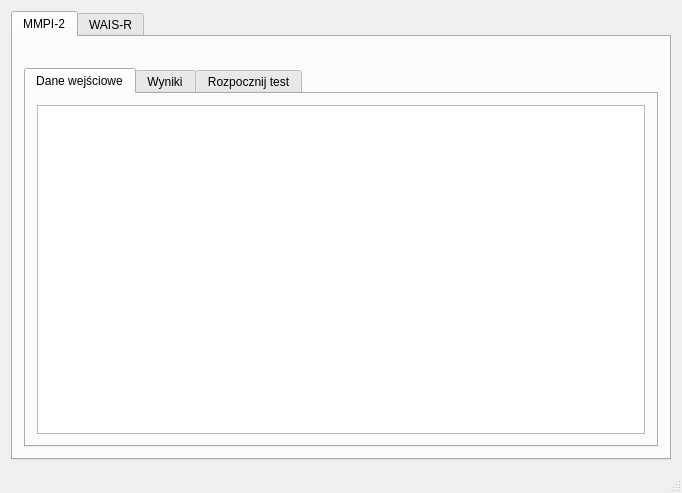
Qt form mainwindow.ui (brzeszczot/NeuroTool) before a commit.
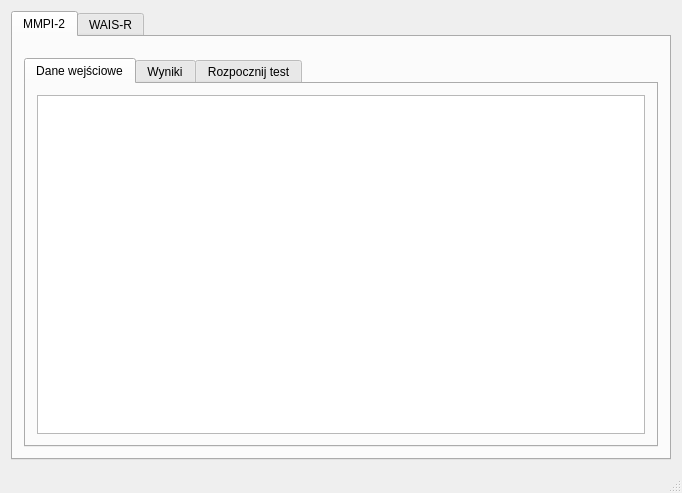
The same form after that commit.

Commit message: mmpi2 test tab all done - tested

Diff of the .ui file:
```diff
--- a/mainwindow.ui
+++ b/mainwindow.ui
@@ -41,7 +41,7 @@
             <property name="sizeHint" stdset="0">
              <size>
               <width>40</width>
-              <height>20</height>
+              <height>10</height>
              </size>
             </property>
            </spacer>
```
The commit also changes 1 other file.
